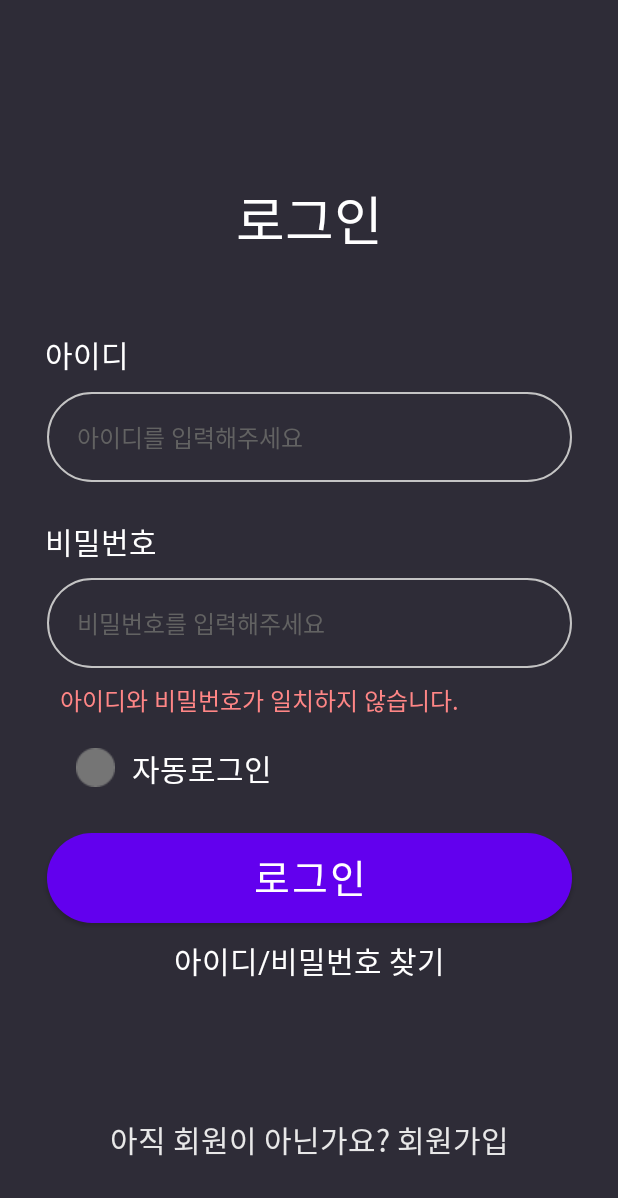
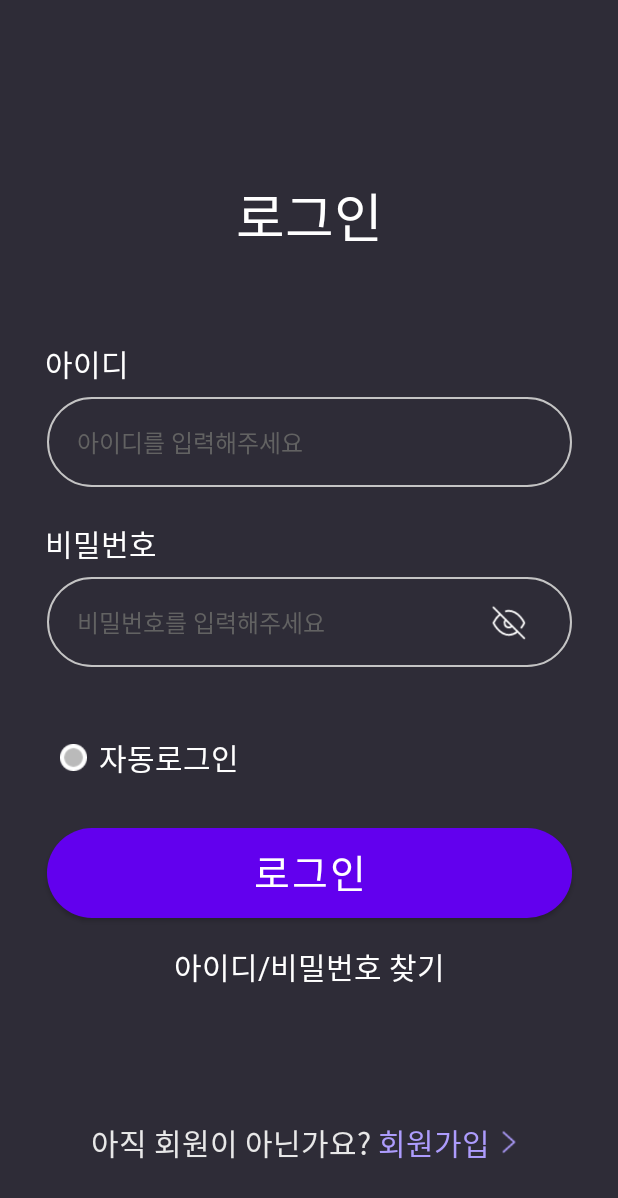
Before and after one commit to 8793COMPANY/Festival, an Android app: the screen it shows after launch (MainActivity before the commit, LoginActivity after it), on a phone screen of 412 x 824 dp. Shown: the top 1198 px of the screen. Run offline under Robolectric (Android 15) with nearby library versions, the phone set to English and light mode, and no system bars.

Commit message:
220819 commit

```diff
--- a/app/src/main/AndroidManifest.xml
+++ b/app/src/main/AndroidManifest.xml
@@ -15,9 +15,6 @@
         tools:targetApi="31" >
         <activity
             android:name=".LoginActivity"
-            android:exported="false" />
-        <activity
-            android:name=".MainActivity"
             android:exported="true" >
             <intent-filter>
                 <action android:name="android.intent.action.MAIN" />
@@ -25,6 +22,10 @@
                 <category android:name="android.intent.category.LAUNCHER" />
             </intent-filter>
         </activity>
+        <activity
+            android:name=".MainActivity"
+            android:exported="false" >
+        </activity>
     </application>
 
 </manifest>
--- a/app/src/main/java/com/corporation8793/festival/LoginActivity.java
+++ b/app/src/main/java/com/corporation8793/festival/LoginActivity.java
@@ -1,14 +1,70 @@
 package com.corporation8793.festival;
 
 import androidx.appcompat.app.AppCompatActivity;
+import androidx.core.content.ContextCompat;
 
+import android.content.Intent;
+import android.graphics.Color;
 import android.os.Bundle;
+import android.text.Spannable;
+import android.text.SpannableStringBuilder;
+import android.text.Spanned;
+import android.text.style.ForegroundColorSpan;
+import android.view.View;
+import android.widget.Button;
+import android.widget.EditText;
+import android.widget.TextView;
 
 public class LoginActivity extends AppCompatActivity {
+
+    TextView joinText;
+    String id, pw;
+    EditText editText1, editText2;
+    TextView textView1;
+    Button move_MainActivity;
 
     @Override
     protected void onCreate(Bundle savedInstanceState) {
         super.onCreate(savedInstanceState);
         setContentView(R.layout.activity_login);
+
+        // 회원가입 색상 변경
+        joinText = findViewById(R.id.joinText);
+        String textData = joinText.getText().toString();
+        SpannableStringBuilder builder = new SpannableStringBuilder(textData);
+
+        String word = "회원가입";
+        int start = textData.indexOf(word);
+        int end = start + word.length();
+
+        builder.setSpan(new ForegroundColorSpan(Color.parseColor("#ad9cfd")), start, end, Spannable.SPAN_EXCLUSIVE_INCLUSIVE);
+        joinText.setText(builder);
+
+        // 로그인시 MainActivity 이동
+        id = "wisi8793";
+        pw = "1234";
+        editText1 = findViewById(R.id.rectangle1);
+        editText2 = findViewById(R.id.rectangle2);
+        textView1 = findViewById(R.id.errorText);
+
+        move_MainActivity = findViewById(R.id.loginButton);
+        move_MainActivity.setOnClickListener(new View.OnClickListener() {
+            @Override
+            public void onClick(View v) {
+                String user_id = editText1.getText().toString();
+                String user_pw = editText2.getText().toString();
+
+                if(user_id.equals("") || user_pw.equals("")) {
+                    textView1.setText("아이디와 비밀번호를 입력하세요.");
+                } else if(!user_id.equals(id) || !user_pw.equals(pw)) {
+                    textView1.setText("아이디와 비밀번호가 일치하지 않습니다.");
+                } else {
+                    Intent intent = new Intent(getApplicationContext(), MainActivity.class);
+                    startActivity(intent);
+                }
+            }
+        });
+
     }
+
 }
--- a/app/src/main/java/com/corporation8793/festival/MainActivity.java
+++ b/app/src/main/java/com/corporation8793/festival/MainActivity.java
@@ -10,6 +10,6 @@ public class MainActivity extends AppCompatActivity {
     protected void onCreate(Bundle savedInstanceState) {
         super.onCreate(savedInstanceState);
         //setContentView(R.layout.activity_main);
-        setContentView(R.layout.activity_login);
+        setContentView(R.layout.activity_main);
     }
 }
--- /dev/null
+++ b/app/src/main/res/drawable/arrow_resize_right.xml
@@ -0,0 +1,9 @@
+<?xml version="1.0" encoding="utf-8"?>
+<layer-list xmlns:android="http://schemas.android.com/apk/res/android">
+
+    <item
+        android:width="25dp"
+        android:height="25dp"
+        android:drawable="@drawable/arrow_right" />
+
+</layer-list>
--- /dev/null
+++ b/app/src/main/res/drawable/checkbox_resize_off.xml
@@ -0,0 +1,9 @@
+<?xml version="1.0" encoding="utf-8"?>
+<layer-list xmlns:android="http://schemas.android.com/apk/res/android">
+
+    <item
+        android:width="18dp"
+        android:height="18dp"
+        android:drawable="@drawable/checkbox_off" />
+
+</layer-list>
--- /dev/null
+++ b/app/src/main/res/drawable/checkbox_resize_on.xml
@@ -0,0 +1,9 @@
+<?xml version="1.0" encoding="utf-8"?>
+<layer-list xmlns:android="http://schemas.android.com/apk/res/android">
+
+    <item
+        android:width="18dp"
+        android:height="18dp"
+        android:drawable="@drawable/checkbox_on" />
+
+</layer-list>
--- a/app/src/main/res/drawable/custom_checkbox.xml
+++ b/app/src/main/res/drawable/custom_checkbox.xml
@@ -2,9 +2,9 @@
 <selector xmlns:android="http://schemas.android.com/apk/res/android">
 
     <item android:state_checked="false"
-        android:drawable="@drawable/checkbox_off" />
+        android:drawable="@drawable/checkbox_resize_off" />
 
     <item android:state_checked="true"
-        android:drawable="@drawable/checkbox_on" />
+        android:drawable="@drawable/checkbox_resize_on" />
 
 </selector>
--- /dev/null
+++ b/app/src/main/res/drawable/eye_resize_off.xml
@@ -0,0 +1,9 @@
+<?xml version="1.0" encoding="utf-8"?>
+<layer-list xmlns:android="http://schemas.android.com/apk/res/android">
+
+    <item
+        android:width="25dp"
+        android:height="25dp"
+        android:drawable="@drawable/eye_off" />
+
+</layer-list>
--- a/app/src/main/res/layout/activity_login.xml
+++ b/app/src/main/res/layout/activity_login.xml
@@ -12,7 +12,7 @@
         android:layout_width="wrap_content"
         android:layout_height="wrap_content"
         android:layout_marginTop="110dp"
-        android:layout_marginBottom="40dp"
+        android:layout_marginBottom="50dp"
         android:fontFamily="@font/pretendard_bold"
         android:textSize="35sp"
         android:textColor="#ffffff"
@@ -79,7 +79,9 @@
         android:hint="비밀번호를 입력해주세요"
         android:textColorHint="#626262"
         android:paddingLeft="20dp"
+        android:paddingRight="30dp"
         android:background="@drawable/shape_rectangle"
+        android:drawableEnd="@drawable/eye_resize_off"
         app:layout_constraintTop_toBottomOf="@+id/pwText"
         app:layout_constraintLeft_toLeftOf="parent"
         app:layout_constraintRight_toRightOf="parent"
@@ -95,56 +97,48 @@
         android:textColor="#ff8686"
         app:layout_constraintTop_toBottomOf="@+id/rectangle2"
         app:layout_constraintLeft_toLeftOf="parent"
-        app:layout_constraintBottom_toTopOf="@+id/checkButton"
-        android:text="아이디와 비밀번호가 일치하지 않습니다." />
+        app:layout_constraintBottom_toTopOf="@+id/checkButton" />
 
     <CheckBox
         android:id="@+id/checkButton"
         android:layout_width="wrap_content"
         android:layout_height="wrap_content"
-        android:button="@drawable/custom_checkbox"
+        android:gravity="fill"
+        android:button="@null"
+        android:drawableStart="@drawable/custom_checkbox"
+        android:drawablePadding="8dp"
         android:layout_marginLeft="40dp"
-        android:layout_marginBottom="10dp"
-        app:layout_constraintTop_toBottomOf="@+id/errorText"
-        app:layout_constraintLeft_toLeftOf="parent"
-        app:layout_constraintRight_toLeftOf="@+id/checkboxText"
-        app:layout_constraintBottom_toTopOf="@+id/loginButton" />
-
-    <TextView
-        android:id="@+id/checkboxText"
-        android:layout_width="wrap_content"
-        android:layout_height="wrap_content"
+        android:layout_marginBottom="15dp"
         android:fontFamily="@font/pretendard_medium"
-        android:layout_marginBottom="10dp"
         android:textSize="20sp"
         android:textColor="#ffffff"
         android:text="자동로그인"
         app:layout_constraintTop_toBottomOf="@+id/errorText"
-        app:layout_constraintLeft_toRightOf="@+id/checkButton"
-        app:layout_constraintBottom_toTopOf="@id/loginButton"
-        />
+        app:layout_constraintLeft_toLeftOf="parent"
+        app:layout_constraintBottom_toTopOf="@+id/loginButton" />
 
     <Button
         android:id="@+id/loginButton"
         android:layout_width="350dp"
         android:layout_height="60dp"
         android:fontFamily="@font/pretendard_semi_bold"
+        android:gravity="center_horizontal"
+        android:letterSpacing="0.05"
+        android:paddingTop="3dp"
+        android:text="로그인"
+        android:textColor="#ffffff"
         android:textSize="26sp"
-        android:textColor="#ffffff"
-        android:paddingTop="3dp"
-        android:letterSpacing="0.05"
-        android:gravity="center_horizontal"
-        android:text="로그인"
-        android:background="@drawable/custum_button"
-        app:layout_constraintTop_toBottomOf="@+id/checkButton"
+        android:background="@drawable/custom_button"
+        app:layout_constraintBottom_toTopOf="@+id/findText"
         app:layout_constraintLeft_toLeftOf="parent"
         app:layout_constraintRight_toRightOf="parent"
-        app:layout_constraintBottom_toTopOf="@+id/findText" />
+        app:layout_constraintTop_toBottomOf="@+id/checkButton" />
 
     <TextView
         android:id="@+id/findText"
         android:layout_width="wrap_content"
         android:layout_height="wrap_content"
+        android:layout_marginTop="10dp"
         android:layout_marginBottom="80dp"
         android:fontFamily="@font/pretendard_regular"
         android:textSize="20sp"
@@ -164,6 +158,8 @@
         android:textSize="20sp"
         android:textColor="#e8e8e8"
         android:text="아직 회원이 아닌가요? 회원가입"
+        android:bufferType="spannable"
+        android:drawableEnd="@drawable/arrow_resize_right"
         app:layout_constraintTop_toBottomOf="@+id/findText"
         app:layout_constraintLeft_toLeftOf="parent"
         app:layout_constraintRight_toRightOf="parent"
```
Also changed, not shown: app/src/main/res/drawable/arrow_right.png (added), app/src/main/res/drawable/custom_button.xml (renamed from app/src/main/res/drawable/custum_button.xml), app/src/main/res/drawable/eye_off.png (renamed from app/src/main/res/drawable/eye.png).
